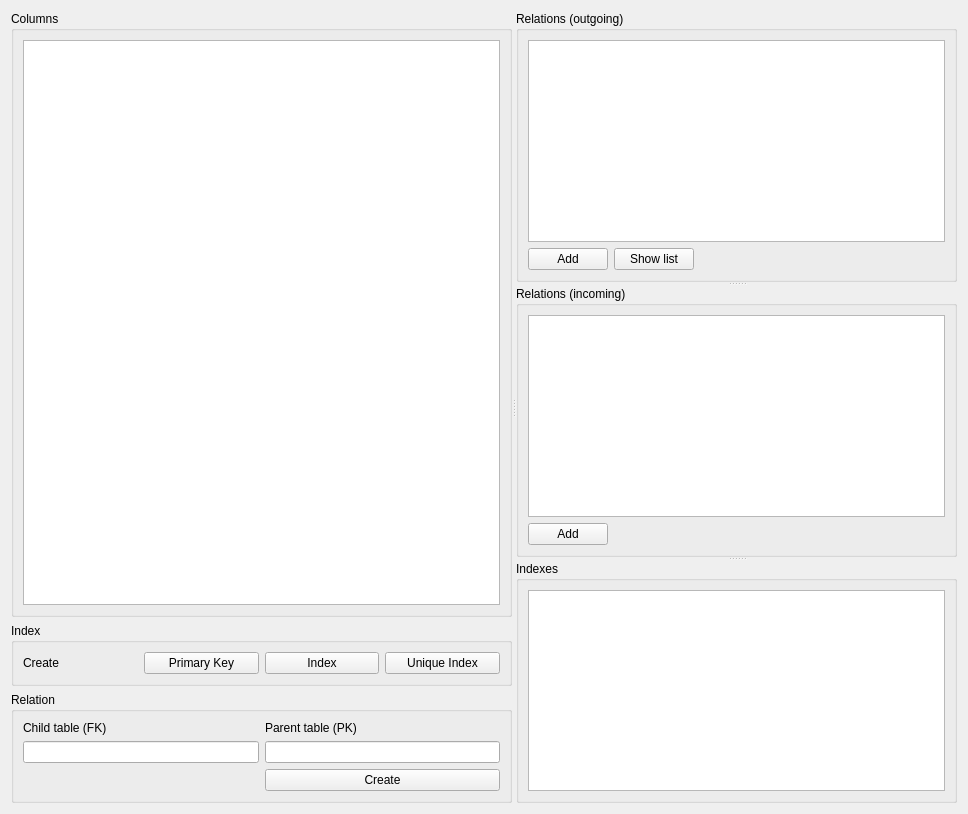
First picture: the form in src/schema2/schema2alterview.ui, repository mugiseyebrows/mugi-query, before the edit.
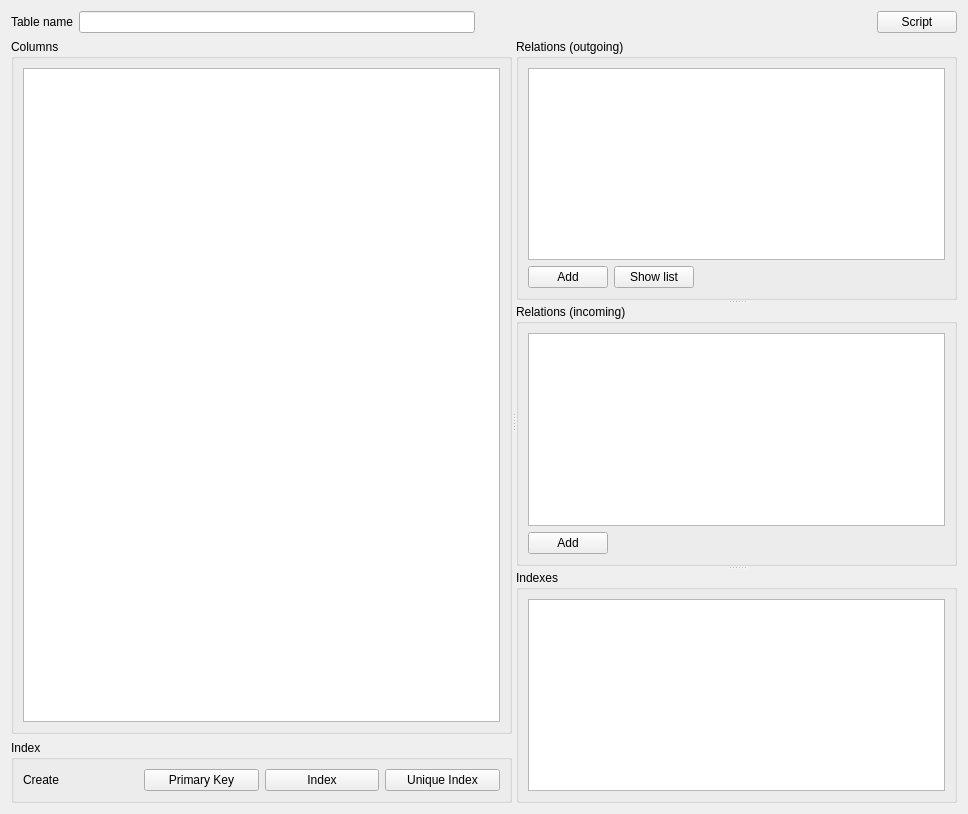
Second picture: the form after the edit.

Commit message: table rename, context menu actions

Diff of the .ui file:
```diff
--- a/src/schema2/schema2alterview.ui
+++ b/src/schema2/schema2alterview.ui
@@ -13,7 +13,41 @@
   <property name="windowTitle">
    <string>Form</string>
   </property>
-  <layout class="QVBoxLayout" name="verticalLayout_9">
+  <layout class="QVBoxLayout" name="verticalLayout_6">
+   <item>
+    <layout class="QHBoxLayout" name="horizontalLayout_4" stretch="0,0,0,0">
+     <item>
+      <widget class="QLabel" name="label_2">
+       <property name="text">
+        <string>Table name</string>
+       </property>
+      </widget>
+     </item>
+     <item>
+      <widget class="QLineEdit" name="tableName"/>
+     </item>
+     <item>
+      <spacer name="horizontalSpacer_3">
+       <property name="orientation">
+        <enum>Qt::Horizontal</enum>
+       </property>
+       <property name="sizeHint" stdset="0">
+        <size>
+         <width>40</width>
+         <height>20</height>
+        </size>
+       </property>
+      </spacer>
+     </item>
+     <item>
+      <widget class="QPushButton" name="script">
+       <property name="text">
+        <string>Script</string>
+       </property>
+      </widget>
+     </item>
+    </layout>
+   </item>
    <item>
     <widget class="QSplitter" name="splitter_2">
      <property name="orientation">
@@ -74,46 +108,6 @@
          </layout>
         </widget>
        </item>
-       <item>
-        <widget class="QGroupBox" name="groupBox_4">
-         <property name="title">
-          <string>Relation</string>
-         </property>
-         <layout class="QGridLayout" name="gridLayout">
-          <item row="0" column="0">
-           <widget class="QLabel" name="label_2">
-            <property name="text">
-             <string>Child table (FK)</string>
-            </property>
-           </widget>
-          </item>
-          <item row="0" column="1">
-           <widget class="QLabel" name="label_3">
-            <property name="text">
-             <string>Parent table (PK)</string>
-            </property>
-           </widget>
-          </item>
-          <item row="1" column="0">
-           <widget class="QLineEdit" name="childTable">
-            <property name="readOnly">
-             <bool>true</bool>
-            </property>
-           </widget>
-          </item>
-          <item row="1" column="1">
-           <widget class="QLineEdit" name="parentTable"/>
-          </item>
-          <item row="2" column="1">
-           <widget class="QPushButton" name="createRelation">
-            <property name="text">
-             <string>Create</string>
-            </property>
-           </widget>
-          </item>
-         </layout>
-        </widget>
-       </item>
       </layout>
      </widget>
      <widget class="QSplitter" name="splitter">
```
The commit also changes 18 other files.
